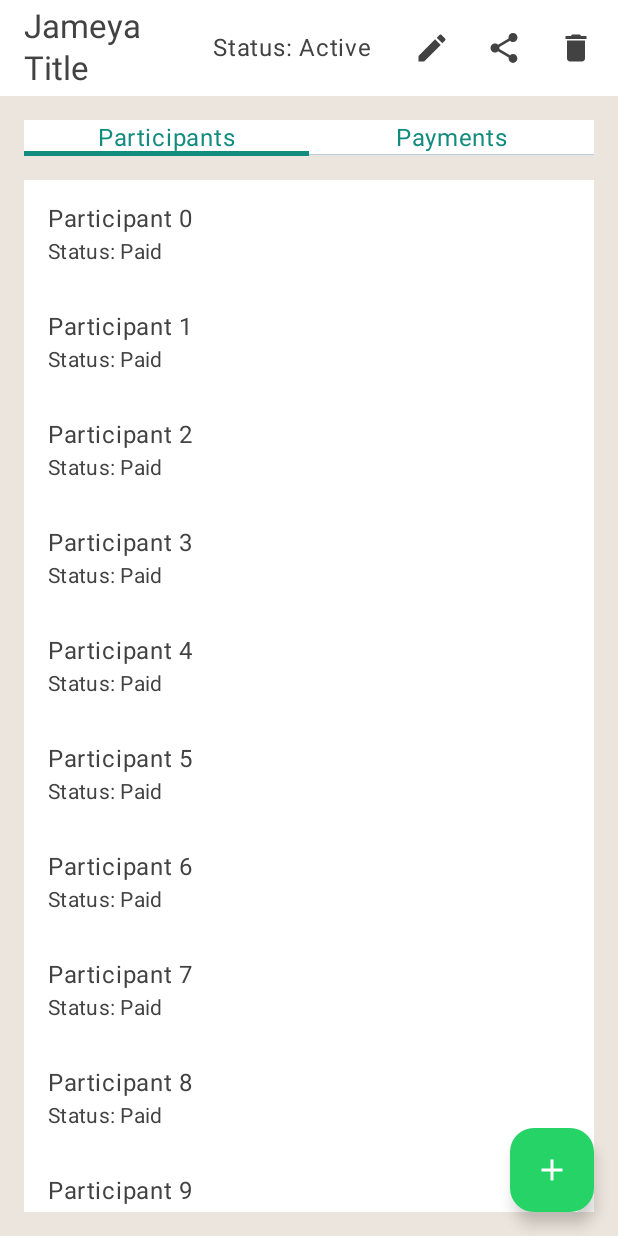
After one commit to Sobhy-Abdelhakam/Jameya, an Android app built with Jetpack Compose: the composable JameyaDetailsScreen shown on its own in the app's theme, on a phone screen of 412 x 824 dp. The commit adds this screen. Run offline under Robolectric (Android 15) with nearby library versions, the phone set to English and light mode, and no system bars.

Commit message:
add simple jameya details screen

```diff
--- a/app/src/main/java/dev/sobhy/jameya/navigation/AppNavHost.kt
+++ b/app/src/main/java/dev/sobhy/jameya/navigation/AppNavHost.kt
@@ -6,6 +6,7 @@ import androidx.navigation.NavHostController
 import androidx.navigation.compose.NavHost
 import androidx.navigation.compose.composable
 import dev.sobhy.jameya.presentation.addjameya.AddJameyaScreen
+import dev.sobhy.jameya.presentation.details.JameyaDetailsScreen
 import dev.sobhy.jameya.presentation.home.HomeScreen
 import dev.sobhy.jameya.presentation.login.LoginScreen
 import dev.sobhy.jameya.presentation.login.verify.NumberVerificationScreen
@@ -30,5 +31,8 @@ fun AppNavHost(
         composable(NavigationItem.Create.route){
             AddJameyaScreen(navController = navController)
         }
+        composable(NavigationItem.Details.route){
+            JameyaDetailsScreen(navController = navController)
+        }
     }
 }
--- a/app/src/main/java/dev/sobhy/jameya/navigation/AppNavigation.kt
+++ b/app/src/main/java/dev/sobhy/jameya/navigation/AppNavigation.kt
@@ -5,7 +5,8 @@ enum class Screen {
     VERIFY_PHONE,
     PROFILE,
     HOME,
-    CREATE
+    CREATE,
+    DETAILS
 }
 sealed class NavigationItem(val route: String){
     data object Login: NavigationItem(Screen.LOGIN.name)
@@ -13,4 +14,5 @@ sealed class NavigationItem(val route: String){
     data object Profile: NavigationItem(Screen.PROFILE.name)
     data object Home: NavigationItem(Screen.HOME.name)
     data object Create: NavigationItem(Screen.CREATE.name)
+    data object Details: NavigationItem(Screen.DETAILS.name)
 }
--- /dev/null
+++ b/app/src/main/java/dev/sobhy/jameya/presentation/details/JameyaDetailsScreen.kt
@@ -0,0 +1,63 @@
+package dev.sobhy.jameya.presentation.details
+
+import androidx.compose.foundation.layout.*
+import androidx.compose.foundation.lazy.LazyColumn
+import androidx.compose.material.icons.Icons
+import androidx.compose.material.icons.filled.Add
+import androidx.compose.material.icons.filled.Delete
+import androidx.compose.material.icons.filled.Edit
+import androidx.compose.material.icons.filled.Share
+import androidx.compose.material3.*
+import androidx.compose.runtime.Composable
+import androidx.compose.ui.Modifier
+import androidx.compose.ui.unit.dp
+import androidx.navigation.NavController@OptIn(ExperimentalMaterial3Api::class)
+@Composable
+fun JameyaDetailsScreen(navController: NavController) {
+    Scaffold(
+        topBar = {
+            TopAppBar(
+                title = { Text(text = "Jameya Title") },
+                actions = {
+                    Text(text = "Status: Active", modifier = Modifier.padding(16.dp))
+                    IconButton(onClick = { /* Handle more options click */ }) {
+                        Icon(imageVector = Icons.Default.Edit, contentDescription = null)
+                    }
+                    IconButton(onClick = { /* Handle share click */ }) {
+                        Icon(imageVector = Icons.Default.Share, contentDescription = null)
+                    }
+                    IconButton(onClick = { /* Handle share click */ }) {
+                        Icon(imageVector = Icons.Default.Delete, contentDescription = null)
+                    }
+                }
+            )
+        },
+        floatingActionButton = {
+            FloatingActionButton(onClick = { /* Handle FAB click */ }) {
+                Icon(imageVector = Icons.Default.Add, contentDescription = null)
+            }
+        }
+    ) { paddingValues ->
+        Column(modifier = Modifier.padding(paddingValues).padding(16.dp)) {
+            TabRow(selectedTabIndex = 0) {
+                Tab(selected = true, onClick = { /* Handle Participants tab click */ }) {
+                    Text("Participants")
+                }
+                Tab(selected = false, onClick = { /* Handle Payments tab click */ }) {
+                    Text("Payments")
+                }
+            }
+            Spacer(modifier = Modifier.height(16.dp))
+            // Content for Participants or Payments
+            // Example for Participants
+            LazyColumn {
+                items(10) { index ->
+                    ListItem(
+                        headlineContent = { Text("Participant $index") },
+                        supportingContent = { Text("Status: Paid") }
+                    )
+                }
+            }
+        }
+    }
+}
--- a/app/src/main/java/dev/sobhy/jameya/presentation/home/HomeScreen.kt
+++ b/app/src/main/java/dev/sobhy/jameya/presentation/home/HomeScreen.kt
@@ -1,6 +1,7 @@
 package dev.sobhy.jameya.presentation.home
 
 import androidx.compose.foundation.Image
+import androidx.compose.foundation.clickable
 import androidx.compose.foundation.layout.padding
 import androidx.compose.foundation.layout.size
 import androidx.compose.foundation.lazy.LazyColumn
@@ -96,7 +97,9 @@ fun HomeScreen(navController: NavController) {
                     trailingContent = {
                         Text(text = "12 May - 12 June")
                     },
-                    modifier = Modifier.padding(8.dp),
+                    modifier = Modifier.padding(8.dp).clickable {
+                        navController.navigate(NavigationItem.Details.route)
+                    }
                 )
             }
         }
```
